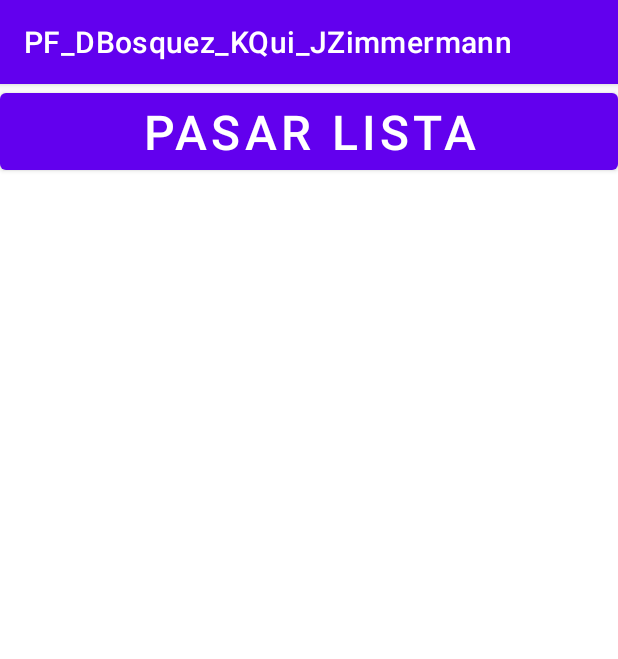
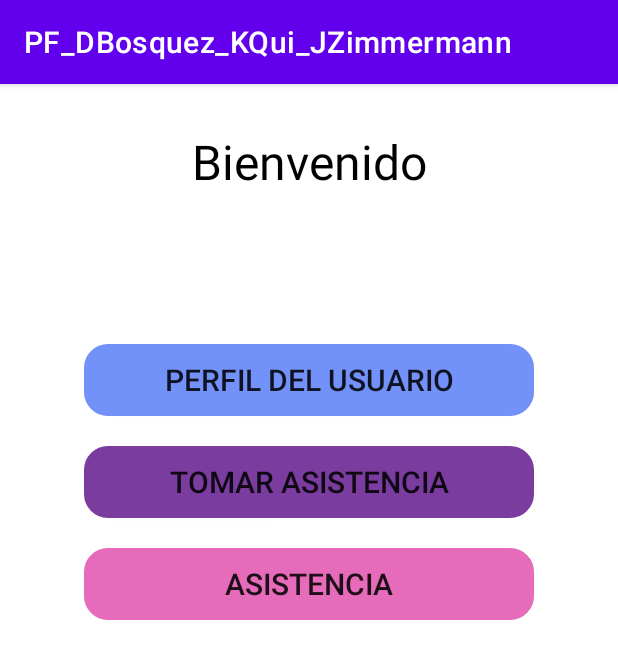
Before and after one commit to NighTraits/PF_DBosquez_KQui_YYuen_JZimmermann, an Android app: the screen it shows after launch (MainActivity), on a phone screen of 412 x 824 dp. Shown: the top 659 px of the screen. Run offline under Robolectric (Android 15) with nearby library versions, the phone set to English and light mode, and no system bars.

Commit message:
edited xml files

```diff
--- a/app/src/main/java/com/example/pf_dbosquez_kqui_jzimmermann/MainActivity.java
+++ b/app/src/main/java/com/example/pf_dbosquez_kqui_jzimmermann/MainActivity.java
@@ -14,11 +14,11 @@ public class MainActivity extends AppCompatActivity {
         setContentView(R.layout.activity_main);
     }
 
-    public void PasarLista(View v){
+    public void GetAttendance(View v){
         startActivity(new Intent(this,AsistenciaActivity.class));
     }
 
-    public void VerLista(View v){
+    public void GetList(View v){
         startActivity(new Intent(this,ListadoAsistenciaActivity.class));
     }
 }
--- /dev/null
+++ b/app/src/main/res/drawable/btn_lightblue.xml
@@ -0,0 +1,10 @@
+<?xml version="1.0" encoding="utf-8"?>
+<shape xmlns:android="http://schemas.android.com/apk/res/android">
+    android:padding="16dp"
+    android:shape="rectangle">
+    <stroke
+        android:width="1dp"
+        android:color="@color/light_blue"/>
+    <corners android:radius="15dp"/>
+    <solid android:color="@color/light_blue"/>
+</shape>
--- /dev/null
+++ b/app/src/main/res/drawable/btn_pink.xml
@@ -0,0 +1,10 @@
+<?xml version="1.0" encoding="utf-8"?>
+<shape xmlns:android="http://schemas.android.com/apk/res/android">
+    android:padding="16dp"
+    android:shape="rectangle">
+    <stroke
+        android:width="1dp"
+        android:color="@color/pink"/>
+    <corners android:radius="15dp"/>
+    <solid android:color="@color/pink"/>
+</shape>
--- /dev/null
+++ b/app/src/main/res/drawable/btn_purple.xml
@@ -0,0 +1,10 @@
+<?xml version="1.0" encoding="utf-8"?>
+<shape xmlns:android="http://schemas.android.com/apk/res/android">
+    android:padding="16dp"
+    android:shape="rectangle">
+    <stroke
+        android:width="1dp"
+        android:color="@color/purple"/>
+    <corners android:radius="15dp"/>
+    <solid android:color="@color/purple"/>
+</shape>
--- a/app/src/main/res/layout/activity_main.xml
+++ b/app/src/main/res/layout/activity_main.xml
@@ -1,24 +1,55 @@
 <?xml version="1.0" encoding="utf-8"?>
-<LinearLayout xmlns:android="http://schemas.android.com/apk/res/android"
+<RelativeLayout xmlns:android="http://schemas.android.com/apk/res/android"
     xmlns:app="http://schemas.android.com/apk/res-auto"
     xmlns:tools="http://schemas.android.com/tools"
     android:layout_width="match_parent"
     android:layout_height="match_parent"
     tools:context=".MainActivity">
-    android:orientation="vertical">
 
-    <Button
+    <TextView
+        android:id="@+id/txtTitle"
         android:layout_width="match_parent"
         android:layout_height="wrap_content"
-        android:text="Pasar Lista"
-        android:textSize="32dp"
-        android:onClick="PasarLista"/>
+        android:layout_marginTop="30dp"
+        android:text="Bienvenido"
+        android:textAlignment="center"
+        android:textColor="@color/black"
+        android:textSize="32dp" />
 
-    <Button
-        android:layout_width="match_parent"
+    <androidx.appcompat.widget.AppCompatButton
+        android:id="@+id/btnProfile"
+        android:layout_width="300dp"
         android:layout_height="wrap_content"
-        android:text="Ver Lista de Asistencia"
-        android:textSize="32dp"
-        android:onClick="VerLista"/>
+        android:layout_below="@+id/txtTitle"
+        android:layout_centerHorizontal="true"
+        android:layout_marginTop="100dp"
+        android:background="@drawable/btn_lightblue"
+        android:text="Perfil del usuario"
+        android:textSize="20dp"
+        android:onClick="ViewProfile"/>
 
-</LinearLayout>
+    <androidx.appcompat.widget.AppCompatButton
+        android:id="@+id/btnNFC"
+        android:layout_width="300dp"
+        android:layout_height="wrap_content"
+        android:layout_below="@+id/btnProfile"
+        android:layout_centerHorizontal="true"
+        android:layout_marginTop="20dp"
+        android:background="@drawable/btn_purple"
+        android:text="Tomar Asistencia"
+        android:textSize="20dp"
+        android:onClick="GetAttendance"/>
+
+    <androidx.appcompat.widget.AppCompatButton
+        android:id="@+id/btnList"
+        android:layout_width="300dp"
+        android:layout_height="wrap_content"
+        android:layout_below="@+id/btnNFC"
+        android:layout_centerHorizontal="true"
+        android:layout_marginTop="20dp"
+        android:background="@drawable/btn_pink"
+        android:onClick="GetList"
+        android:text="Asistencia"
+        android:textSize="20dp" />
+
+</RelativeLayout>
--- a/app/src/main/res/values/colors.xml
+++ b/app/src/main/res/values/colors.xml
@@ -1,5 +1,12 @@
 <?xml version="1.0" encoding="utf-8"?>
 <resources>
+    <color name="pink">#E66BBA</color>
+    <color name="blue">#3B3086</color>
+    <color name="light_blue">#7291F9</color>
+    <color name="purple">#7B3C9F</color>
+    <color name="skin">#FFC2C0</color>
+    <color name="light_skin">#FAE0D8</color>
+
     <color name="purple_200">#FFBB86FC</color>
     <color name="purple_500">#FF6200EE</color>
     <color name="purple_700">#FF3700B3</color>
@@ -7,4 +14,6 @@
     <color name="teal_700">#FF018786</color>
     <color name="black">#FF000000</color>
     <color name="white">#FFFFFFFF</color>
+
+
 </resources>
```
Also changed, not shown: app/src/main/res/drawable/btn_blue.xml (added, +10 -0 lines), app/src/main/res/layout/activity_asistencia.xml (+19 -6 lines), app/src/main/res/layout/activity_listado_asistencia.xml (+75 -3 lines), app/src/main/res/layout/activity_login.xml (added, +95 -0 lines), app/src/main/res/layout/listview_asistencia_template.xml (+5 -2 lines), app/src/main/res/drawable/id.png (added), app/src/main/res/drawable/key.png (added), app/src/main/res/drawable/logo_fisc.png (added), app/src/main/res/drawable/logo_utp.png (added), app/src/main/res/drawable/nfc.jpg (added), app/src/main/res/font/opensansbold.ttf (added), app/src/main/res/font/opensansregular.ttf (added).
